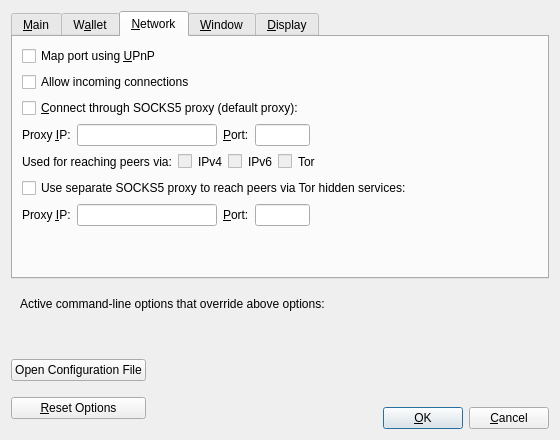
The window that src/qt/forms/optionsdialog.ui (flavacoin/educational-coin-project) describes before a commit, drawn with Qt 5.
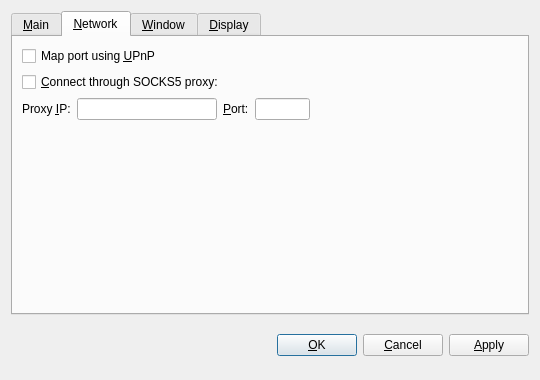
The same window after the commit. The open tabs and pages were chosen to show the change. Custom widgets are drawn as their Qt base class.

Patch:
```diff
--- a/src/qt/forms/optionsdialog.ui
+++ b/src/qt/forms/optionsdialog.ui
@@ -6,8 +6,8 @@
    <rect>
     <x>0</x>
     <y>0</y>
-    <width>560</width>
-    <height>440</height>
+    <width>540</width>
+    <height>380</height>
    </rect>
   </property>
   <property name="windowTitle">
@@ -19,6 +19,9 @@
   <layout class="QVBoxLayout" name="verticalLayout">
    <item>
     <widget class="QTabWidget" name="tabWidget">
+     <property name="tabPosition">
+      <enum>QTabWidget::North</enum>
+     </property>
      <property name="currentIndex">
       <number>0</number>
      </property>
@@ -132,55 +135,6 @@
        </item>
       </layout>
      </widget>
-     <widget class="QWidget" name="tabWallet">
-      <attribute name="title">
-       <string>W&amp;allet</string>
-      </attribute>
-      <layout class="QVBoxLayout" name="verticalLayout_Wallet">
-       <item>
-        <widget class="QGroupBox" name="groupBox">
-         <property name="title">
-          <string>Expert</string>
-         </property>
-         <layout class="QVBoxLayout" name="verticalLayout_2">
-          <item>
-           <widget class="QCheckBox" name="coinControlFeatures">
-            <property name="toolTip">
-             <string>Whether to show coin control features or not.</string>
-            </property>
-            <property name="text">
-             <string>Enable coin &amp;control features</string>
-            </property>
-           </widget>
-          </item>
-          <item>
-           <widget class="QCheckBox" name="spendZeroConfChange">
-            <property name="toolTip">
-             <string>If you disable the spending of unconfirmed change, the change from a transaction cannot be used until that transaction has at least one confirmation. This also affects how your balance is computed.</string>
-            </property>
-            <property name="text">
-             <string>&amp;Spend unconfirmed change</string>
-            </property>
-           </widget>
-          </item>
-         </layout>
-        </widget>
-       </item>
-       <item>
-        <spacer name="verticalSpacer_Wallet">
-         <property name="orientation">
-          <enum>Qt::Vertical</enum>
-         </property>
-         <property name="sizeHint" stdset="0">
-          <size>
-           <width>20</width>
-           <height>40</height>
-          </size>
-         </property>
-        </spacer>
-       </item>
-      </layout>
-     </widget>
      <widget class="QWidget" name="tabNetwork">
       <attribute name="title">
        <string>&amp;Network</string>
@@ -196,23 +150,13 @@
          </property>
         </widget>
        </item>
-       <item>
-        <widget class="QCheckBox" name="allowIncoming">
-         <property name="toolTip">
-          <string>Accept connections from outside</string>
-         </property>
-         <property name="text">
-          <string>Allow incoming connections</string>
-         </property>
-        </widget>
-       </item>
        <item>
         <widget class="QCheckBox" name="connectSocks">
          <property name="toolTip">
           <string>Connect to the Bitcoin network through a SOCKS5 proxy.</string>
          </property>
          <property name="text">
-          <string>&amp;Connect through SOCKS5 proxy (default proxy):</string>
+          <string>&amp;Connect through SOCKS5 proxy:</string>
          </property>
         </widget>
        </item>
@@ -233,12 +177,6 @@
          </item>
          <item>
           <widget class="QValidatedLineEdit" name="proxyIp">
-           <property name="minimumSize">
-            <size>
-             <width>140</width>
-             <height>0</height>
-            </size>
-           </property>
            <property name="maximumSize">
             <size>
              <width>140</width>
@@ -265,12 +203,6 @@
          </item>
          <item>
           <widget class="QLineEdit" name="proxyPort">
-           <property name="minimumSize">
-            <size>
-             <width>55</width>
-             <height>0</height>
-            </size>
-           </property>
            <property name="maximumSize">
             <size>
              <width>55</width>
@@ -283,194 +215,7 @@
           </widget>
          </item>
          <item>
-          <spacer name="horizontalSpacer_1_Network">
-           <property name="orientation">
-            <enum>Qt::Horizontal</enum>
-           </property>
-           <property name="sizeHint" stdset="0">
-            <size>
-             <width>40</width>
-             <height>20</height>
-            </size>
-           </property>
-          </spacer>
-         </item>
-        </layout>
-       </item>
-       <item>
-        <layout class="QHBoxLayout" name="horizontalLayout_2_Network">
-         <item>
-          <widget class="QLabel" name="proxyActiveNets">
-           <property name="text">
-            <string>Used for reaching peers via:</string>
-           </property>
-           <property name="textFormat">
-            <enum>Qt::PlainText</enum>
-           </property>
-          </widget>
-         </item>
-         <item>
-          <widget class="QCheckBox" name="proxyReachIPv4">
-           <property name="enabled">
-            <bool>false</bool>
-           </property>
-           <property name="toolTip">
-            <string>Shows, if the supplied default SOCKS5 proxy is used to reach peers via this network type.</string>
-           </property>
-           <property name="text">
-            <string/>
-           </property>
-          </widget>
-         </item>
-         <item>
-          <widget class="QLabel" name="proxyReachIPv4Label">
-           <property name="text">
-            <string>IPv4</string>
-           </property>
-           <property name="textFormat">
-            <enum>Qt::PlainText</enum>
-           </property>
-          </widget>
-         </item>
-         <item>
-          <widget class="QCheckBox" name="proxyReachIPv6">
-           <property name="enabled">
-            <bool>false</bool>
-           </property>
-           <property name="toolTip">
-            <string>Shows, if the supplied default SOCKS5 proxy is used to reach peers via this network type.</string>
-           </property>
-           <property name="text">
-            <string/>
-           </property>
-          </widget>
-         </item>
-         <item>
-          <widget class="QLabel" name="proxyReachIPv6Label">
-           <property name="text">
-            <string>IPv6</string>
-           </property>
-           <property name="textFormat">
-            <enum>Qt::PlainText</enum>
-           </property>
-          </widget>
-         </item>
-         <item>
-          <widget class="QCheckBox" name="proxyReachTor">
-           <property name="enabled">
-            <bool>false</bool>
-           </property>
-           <property name="toolTip">
-            <string>Shows, if the supplied default SOCKS5 proxy is used to reach peers via this network type.</string>
-           </property>
-           <property name="text">
-            <string/>
-           </property>
-          </widget>
-         </item>
-         <item>
-          <widget class="QLabel" name="proxyReachTorLabel">
-           <property name="text">
-            <string>Tor</string>
-           </property>
-           <property name="textFormat">
-            <enum>Qt::PlainText</enum>
-           </property>
-          </widget>
-         </item>
-         <item>
-          <spacer name="horizontalSpacer_2_Network">
-           <property name="orientation">
-            <enum>Qt::Horizontal</enum>
-           </property>
-           <property name="sizeHint" stdset="0">
-            <size>
-             <width>40</width>
-             <height>20</height>
-            </size>
-           </property>
-          </spacer>
-         </item>
-        </layout>
-       </item>
-       <item>
-        <widget class="QCheckBox" name="connectSocksTor">
-         <property name="toolTip">
-          <string>Connect to the Bitcoin network through a separate SOCKS5 proxy for Tor hidden services.</string>
-         </property>
-         <property name="text">
-          <string>Use separate SOCKS5 proxy to reach peers via Tor hidden services:</string>
-         </property>
-        </widget>
-       </item>
-       <item>
-        <layout class="QHBoxLayout" name="horizontalLayout_3_Network">
-         <item>
-          <widget class="QLabel" name="proxyIpTorLabel">
-           <property name="text">
-            <string>Proxy &amp;IP:</string>
-           </property>
-           <property name="textFormat">
-            <enum>Qt::PlainText</enum>
-           </property>
-           <property name="buddy">
-            <cstring>proxyIpTor</cstring>
-           </property>
-          </widget>
-         </item>
-         <item>
-          <widget class="QValidatedLineEdit" name="proxyIpTor">
-           <property name="minimumSize">
-            <size>
-             <width>140</width>
-             <height>0</height>
-            </size>
-           </property>
-           <property name="maximumSize">
-            <size>
-             <width>140</width>
-             <height>16777215</height>
-            </size>
-           </property>
-           <property name="toolTip">
-            <string>IP address of the proxy (e.g. IPv4: 127.0.0.1 / IPv6: ::1)</string>
-           </property>
-          </widget>
-         </item>
-         <item>
-          <widget class="QLabel" name="proxyPortTorLabel">
-           <property name="text">
-            <string>&amp;Port:</string>
-           </property>
-           <property name="textFormat">
-            <enum>Qt::PlainText</enum>
-           </property>
-           <property name="buddy">
-            <cstring>proxyPortTor</cstring>
-           </property>
-          </widget>
-         </item>
-         <item>
-          <widget class="QLineEdit" name="proxyPortTor">
-           <property name="minimumSize">
-            <size>
-             <width>55</width>
-             <height>0</height>
-            </size>
-           </property>
-           <property name="maximumSize">
-            <size>
-             <width>55</width>
-             <height>16777215</height>
-            </size>
-           </property>
-           <property name="toolTip">
-            <string>Port of the proxy (e.g. 9050)</string>
-           </property>
-          </widget>
-         </item>
-         <item>
-          <spacer name="horizontalSpacer_4_Network">
+          <spacer name="horizontalSpacer_Network">
            <property name="orientation">
             <enum>Qt::Horizontal</enum>
            </property>
@@ -643,84 +388,8 @@
      </widget>
     </widget>
    </item>
-   <item>
-    <widget class="QFrame" name="frame">
-     <layout class="QVBoxLayout" name="verticalLayout_Bottom">
-      <item>
-       <layout class="QHBoxLayout" name="horizontalLayout_Bottom">
-        <item>
-         <widget class="QLabel" name="overriddenByCommandLineInfoLabel">
-          <property name="text">
-           <string>Active command-line options that override above options:</string>
-          </property>
-          <property name="textFormat">
-           <enum>Qt::PlainText</enum>
-          </property>
-         </widget>
-        </item>
-        <item>
-         <spacer name="horizontalSpacer_Bottom">
-          <property name="orientation">
-           <enum>Qt::Horizontal</enum>
-          </property>
-          <property name="sizeHint" stdset="0">
-           <size>
-            <width>40</width>
-            <height>20</height>
-           </size>
-          </property>
-         </spacer>
-        </item>
-       </layout>
-      </item>
-      <item>
-       <widget class="QLabel" name="overriddenByCommandLineLabel">
-        <property name="text">
-         <string/>
-        </property>
-        <property name="textFormat">
-         <enum>Qt::PlainText</enum>
-        </property>
-        <property name="wordWrap">
-         <bool>true</bool>
-        </property>
-       </widget>
-      </item>
-     </layout>
-    </widget>
-   </item>
    <item>
     <layout class="QHBoxLayout" name="horizontalLayout_Buttons">
-     <item>
-      <layout class="QVBoxLayout" name="verticalLayout_Buttons">
-       <item>
-        <widget class="QPushButton" name="openBitcoinConfButton">
-         <property name="toolTip">
-          <string>Open the %1 configuration file from the working directory.</string>
-         </property>
-         <property name="text">
-          <string>Open Configuration File</string>
-         </property>
-         <property name="autoDefault">
-          <bool>false</bool>
-         </property>
-        </widget>
-       </item>
-       <item>
-        <widget class="QPushButton" name="resetButton">
-         <property name="toolTip">
-          <string>Reset all client options to default.</string>
-         </property>
-         <property name="text">
-          <string>&amp;Reset Options</string>
-         </property>
-         <property name="autoDefault">
-          <bool>false</bool>
-         </property>
-        </widget>
-       </item>
-      </layout>
-     </item>
      <item>
       <spacer name="horizontalSpacer_1">
        <property name="orientation">
@@ -736,12 +405,6 @@
      </item>
      <item>
       <widget class="QLabel" name="statusLabel">
-       <property name="minimumSize">
-        <size>
-         <width>200</width>
-         <height>0</height>
-        </size>
-       </property>
        <property name="font">
         <font>
          <weight>75</weight>
@@ -773,48 +436,31 @@
       </spacer>
      </item>
      <item>
-      <layout class="QVBoxLayout" name="verticalLayout_4">
-       <item>
-        <spacer name="verticalSpacer">
-         <property name="orientation">
-          <enum>Qt::Vertical</enum>
-         </property>
-         <property name="sizeHint" stdset="0">
-          <size>
-           <width>20</width>
-           <height>40</height>
-          </size>
-         </property>
-        </spacer>
-       </item>
-       <item>
-        <layout class="QHBoxLayout" name="horizontalLayout">
-         <item>
-          <widget class="QPushButton" name="okButton">
-           <property name="text">
-            <string>&amp;OK</string>
-           </property>
-           <property name="autoDefault">
-            <bool>false</bool>
-           </property>
-           <property name="default">
-            <bool>true</bool>
-           </property>
-          </widget>
-         </item>
-         <item>
-          <widget class="QPushButton" name="cancelButton">
-           <property name="text">
-            <string>&amp;Cancel</string>
-           </property>
-           <property name="autoDefault">
-            <bool>false</bool>
-           </property>
-          </widget>
-         </item>
-        </layout>
-       </item>
-      </layout>
+      <widget class="QPushButton" name="okButton">
+       <property name="text">
+        <string>&amp;OK</string>
+       </property>
+      </widget>
+     </item>
+     <item>
+      <widget class="QPushButton" name="cancelButton">
+       <property name="text">
+        <string>&amp;Cancel</string>
+       </property>
+       <property name="autoDefault">
+        <bool>false</bool>
+       </property>
+      </widget>
+     </item>
+     <item>
+      <widget class="QPushButton" name="applyButton">
+       <property name="text">
+        <string>&amp;Apply</string>
+       </property>
+       <property name="autoDefault">
+        <bool>false</bool>
+       </property>
+      </widget>
      </item>
     </layout>
    </item>
@@ -822,15 +468,20 @@
  </widget>
  <customwidgets>
   <customwidget>
-   <class>QValidatedLineEdit</class>
-   <extends>QLineEdit</extends>
-   <header>qvalidatedlineedit.h</header>
+   <class>BitcoinAmountField</class>
+   <extends>QSpinBox</extends>
+   <header>bitcoinamountfield.h</header>
   </customwidget>
   <customwidget>
    <class>QValueComboBox</class>
    <extends>QComboBox</extends>
    <header>qvaluecombobox.h</header>
   </customwidget>
+  <customwidget>
+   <class>QValidatedLineEdit</class>
+   <extends>QLineEdit</extends>
+   <header>qvalidatedlineedit.h</header>
+  </customwidget>
  </customwidgets>
  <resources/>
  <connections/>
```
Left out of the diff: 235 changed lines with no effect on the pictures.
